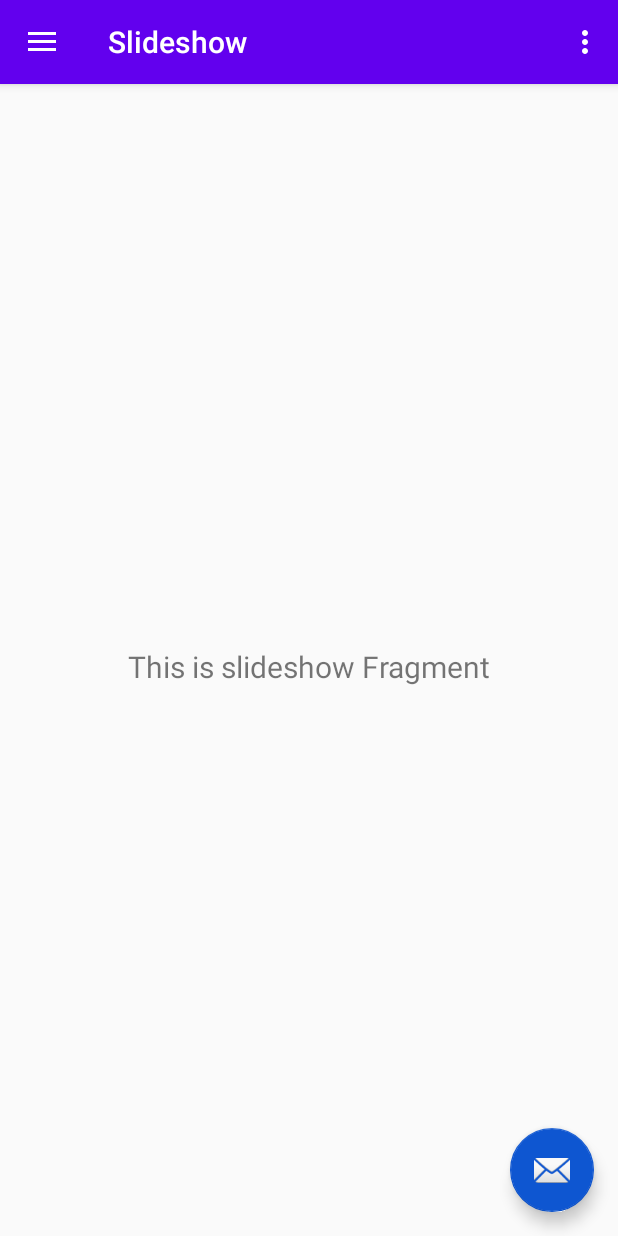
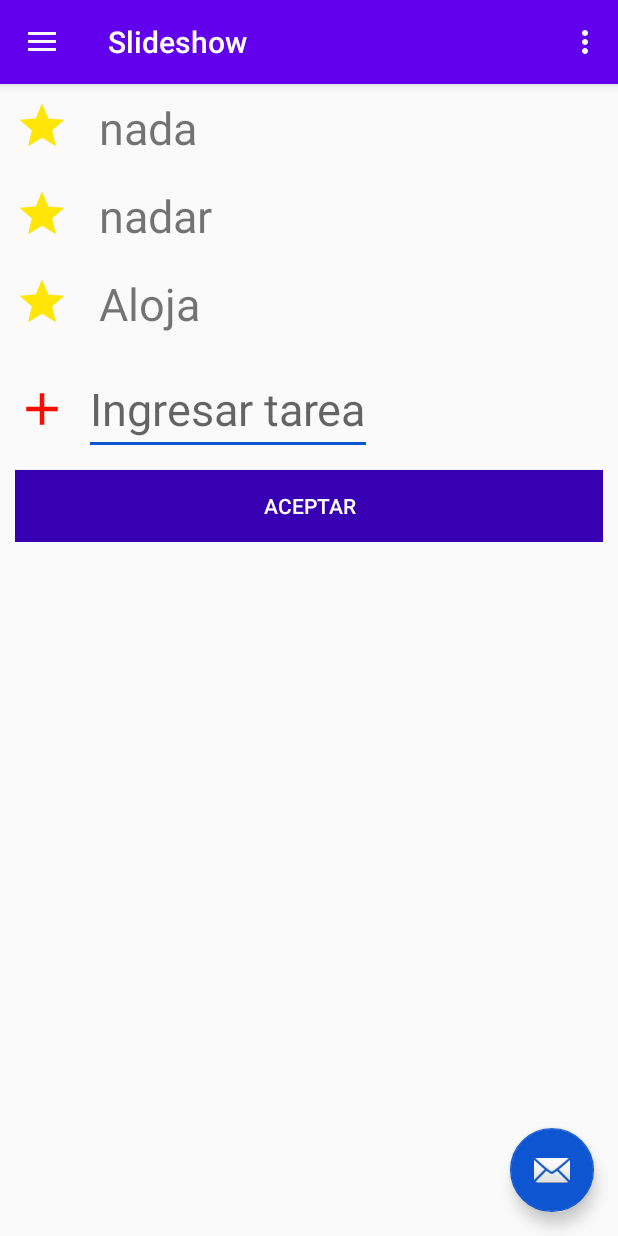
Before and after one commit to dddDestruction/Agenda, an Android app: the screen it shows after launch (MainActivity), in the side drawer, after a tap on "Slideshow", on a phone screen of 412 x 824 dp. Run offline under Robolectric (Android 15) with nearby library versions, the phone set to English and light mode, and no system bars; our stand-ins replace Picasso, Room's generated code, navigation-ui; pictures from the network do not load.

Commit message:
segundo fragmento con recycler funcionando

```diff
--- a/app/src/main/java/cl/apicolm/myapplication/ui/clima/ClimaFragment.kt
+++ b/app/src/main/java/cl/apicolm/myapplication/ui/clima/ClimaFragment.kt
@@ -1,5 +1,6 @@
 package cl.apicolm.myapplication.ui.clima
 
+import android.app.Activity
 import android.os.Bundle
 import android.util.Log
 import android.view.LayoutInflater
@@ -7,6 +8,8 @@ import android.view.View
 import android.view.ViewGroup
 import androidx.fragment.app.Fragment
 import androidx.lifecycle.Observer
+import androidx.navigation.Navigation
+import androidx.navigation.fragment.findNavController
 import androidx.recyclerview.widget.LinearLayoutManager
 import cl.apicolm.myapplication.R
 import cl.apicolm.myapplication.model.AgendaRepository
@@ -45,4 +48,11 @@ class ClimaFragment : Fragment() {
 
         return root
     }
+
+    override fun onAttach(activity: Activity) {
+        adapter.selectedItem.observe(this, Observer {
+            Navigation.findNavController(this.requireView()).navigate(R.id.action_nav_gallery_to_nav_slideshow)
+        })
+        super.onAttach(activity)
+    }
 }
--- /dev/null
+++ b/app/src/main/java/cl/apicolm/myapplication/ui/tareas/TareasAdapter.kt
@@ -0,0 +1,74 @@
+package cl.apicolm.myapplication.ui.tareas
+
+import android.view.LayoutInflater
+import android.view.View
+import android.view.ViewGroup
+import androidx.lifecycle.MutableLiveData
+import androidx.recyclerview.widget.RecyclerView
+import cl.apicolm.myapplication.R
+import cl.apicolm.myapplication.model.entidades.TareaEntidad
+import kotlinx.android.synthetic.main.item_tarea.view.*
+import kotlinx.android.synthetic.main.item_tarea_formulario.view.*
+
+class TareasAdapter(private var lista: List<TareaEntidad>) : RecyclerView.Adapter<RecyclerView.ViewHolder>() {
+
+    var selectedItem = MutableLiveData<String>()
+
+    val TAREA = 1
+    val EDITABLE = 2
+
+    class TareaHolder(itemView: View) : RecyclerView.ViewHolder(itemView) {
+        val texto = itemView.textoTarea
+    }
+
+    class FormularioHolder(itemView: View) : RecyclerView.ViewHolder(itemView) {
+        val editable = itemView.editTextoTarea
+        val botonIngresar = itemView.botonIngresar
+    }
+
+    override fun onCreateViewHolder(parent: ViewGroup, viewType: Int): RecyclerView.ViewHolder {
+        when (viewType){
+            1 -> {
+                val view = LayoutInflater.from(parent.context)
+                    .inflate(R.layout.item_tarea, parent, false)
+                return TareaHolder(view)
+            }
+            else -> {
+                val view = LayoutInflater.from(parent.context)
+                    .inflate(R.layout.item_tarea_formulario, parent, false)
+                return FormularioHolder(view)
+            }
+        }
+    }
+
+    override fun getItemViewType(position: Int): Int {
+        if (position == lista.size){
+            return EDITABLE
+        }
+        return TAREA
+    }
+
+    override fun getItemCount(): Int {
+        return lista.size + 1
+    }
+
+    override fun onBindViewHolder(holder: RecyclerView.ViewHolder, position: Int) {
+        when(holder){
+            is TareaHolder -> {
+                holder.texto.text = lista.get(position).descripcion
+            }
+            is FormularioHolder ->{
+                holder.botonIngresar.setOnClickListener{
+                    if(!holder.editable.text.toString().equals("")){
+                        selectedItem.value = holder.editable.text.toString()
+                    }
+                }
+            }
+        }
+    }
+
+    fun update(list:List<TareaEntidad>){
+        lista = list
+        notifyDataSetChanged()
+    }
+}
--- a/app/src/main/java/cl/apicolm/myapplication/ui/tareas/TareasFragment.kt
+++ b/app/src/main/java/cl/apicolm/myapplication/ui/tareas/TareasFragment.kt
@@ -8,24 +8,36 @@ import android.widget.TextView
 import androidx.fragment.app.Fragment
 import androidx.lifecycle.Observer
 import androidx.lifecycle.ViewModelProviders
+import androidx.recyclerview.widget.LinearLayoutManager
 import cl.apicolm.myapplication.R
+import cl.apicolm.myapplication.model.entidades.TareaEntidad
+import kotlinx.android.synthetic.main.fragment_clima.view.*
+import kotlinx.android.synthetic.main.fragment_tareas.view.*
 
 class TareasFragment : Fragment() {
 
-    private lateinit var slideshowViewModel: TareasViewModel
+    private lateinit var tareasViewModel: TareasViewModel
+    val adapter = TareasAdapter(listOf<TareaEntidad>(
+        TareaEntidad(1, "nada", "aadad"),
+        TareaEntidad(1, "nadar", "aadad"),
+        TareaEntidad(1, "Aloja", "aadad")
+    ))
 
     override fun onCreateView(
             inflater: LayoutInflater,
             container: ViewGroup?,
             savedInstanceState: Bundle?
     ): View? {
-        slideshowViewModel =
+        tareasViewModel =
                 ViewModelProviders.of(this).get(TareasViewModel::class.java)
         val root = inflater.inflate(R.layout.fragment_tareas, container, false)
-        val textView: TextView = root.findViewById(R.id.text_slideshow)
-        slideshowViewModel.text.observe(viewLifecycleOwner, Observer {
-            textView.text = it
-        })
+        initRecycler(root)
         return root
     }
+
+    fun initRecycler(root:View){
+        val recyclerView = root.recyclerTarea
+        recyclerView.adapter = adapter
+        recyclerView.layoutManager = LinearLayoutManager(requireContext())
+    }
 }
--- /dev/null
+++ b/app/src/main/res/drawable/ic_add_36dp.xml
@@ -0,0 +1,5 @@
+<vector android:height="36dp" android:tint="#FF0A00"
+    android:viewportHeight="24.0" android:viewportWidth="24.0"
+    android:width="36dp" xmlns:android="http://schemas.android.com/apk/res/android">
+    <path android:fillColor="#FF000000" android:pathData="M19,13h-6v6h-2v-6H5v-2h6V5h2v6h6v2z"/>
+</vector>
--- /dev/null
+++ b/app/src/main/res/drawable/ic_star_36dp.xml
@@ -0,0 +1,5 @@
+<vector android:height="36dp" android:tint="#FFE508"
+    android:viewportHeight="24.0" android:viewportWidth="24.0"
+    android:width="36dp" xmlns:android="http://schemas.android.com/apk/res/android">
+    <path android:fillColor="#FF000000" android:pathData="M12,17.27L18.18,21l-1.64,-7.03L22,9.24l-7.19,-0.61L12,2 9.19,8.63 2,9.24l5.46,4.73L5.82,21z"/>
+</vector>
--- a/app/src/main/res/layout/fragment_tareas.xml
+++ b/app/src/main/res/layout/fragment_tareas.xml
@@ -6,15 +6,11 @@
     android:layout_height="match_parent"
     tools:context=".ui.tareas.TareasFragment">
 
-    <TextView
-        android:id="@+id/text_slideshow"
+
+    <androidx.recyclerview.widget.RecyclerView
+        android:id="@+id/recyclerTarea"
         android:layout_width="match_parent"
-        android:layout_height="wrap_content"
-        android:layout_marginStart="8dp"
-        android:layout_marginTop="8dp"
-        android:layout_marginEnd="8dp"
-        android:textAlignment="center"
-        android:textSize="20sp"
+        android:layout_height="match_parent"
         app:layout_constraintBottom_toBottomOf="parent"
         app:layout_constraintEnd_toEndOf="parent"
         app:layout_constraintStart_toStartOf="parent"
--- /dev/null
+++ b/app/src/main/res/layout/item_tarea.xml
@@ -0,0 +1,28 @@
+<?xml version="1.0" encoding="utf-8"?>
+<androidx.constraintlayout.widget.ConstraintLayout
+    xmlns:android="http://schemas.android.com/apk/res/android"
+    xmlns:app="http://schemas.android.com/apk/res-auto"
+    xmlns:tools="http://schemas.android.com/tools"
+    android:layout_margin="@dimen/dim_10"
+    android:layout_width="match_parent"
+    android:layout_height="wrap_content">
+
+    <ImageView
+        android:id="@+id/imagen"
+        android:layout_width="wrap_content"
+        android:layout_height="wrap_content"
+        app:layout_constraintStart_toStartOf="parent"
+        app:layout_constraintTop_toTopOf="parent"
+        app:srcCompat="@drawable/ic_star_36dp" />
+
+    <TextView
+        android:id="@+id/textoTarea"
+        android:layout_width="wrap_content"
+        android:layout_height="wrap_content"
+        android:layout_marginStart="@dimen/dim_20"
+        android:text="TextView"
+        android:textSize="@dimen/letra_30sp"
+        app:layout_constraintBottom_toBottomOf="@+id/imagen"
+        app:layout_constraintStart_toEndOf="@+id/imagen"
+        app:layout_constraintTop_toTopOf="@+id/imagen" />
+</androidx.constraintlayout.widget.ConstraintLayout>
--- /dev/null
+++ b/app/src/main/res/layout/item_tarea_formulario.xml
@@ -0,0 +1,39 @@
+<?xml version="1.0" encoding="utf-8"?>
+<androidx.constraintlayout.widget.ConstraintLayout xmlns:android="http://schemas.android.com/apk/res/android"
+    xmlns:tools="http://schemas.android.com/tools"
+    android:layout_width="match_parent"
+    android:layout_height="wrap_content"
+    android:layout_margin="@dimen/dim_10"
+    xmlns:app="http://schemas.android.com/apk/res-auto">
+
+
+    <ImageView
+        android:id="@+id/editImagen"
+        android:layout_width="wrap_content"
+        android:layout_height="wrap_content"
+        app:layout_constraintBottom_toBottomOf="@+id/editTextoTarea"
+        app:layout_constraintStart_toStartOf="parent"
+        app:layout_constraintTop_toTopOf="parent"
+        app:srcCompat="@drawable/ic_add_36dp" />
+
+    <EditText
+        android:id="@+id/editTextoTarea"
+        android:layout_width="wrap_content"
+        android:layout_height="wrap_content"
+        android:layout_marginStart="@dimen/dim_10"
+        android:hint="@string/ingresar_tarea"
+        android:textSize="@dimen/letra_30sp"
+        app:layout_constraintStart_toEndOf="@+id/editImagen"
+        app:layout_constraintTop_toTopOf="parent" />
+
+    <Button
+        android:id="@+id/botonIngresar"
+        android:layout_width="match_parent"
+        android:layout_height="wrap_content"
+        android:layout_marginTop="@dimen/dim_10"
+        android:background="@color/colorPrimaryDark"
+        android:text="@string/aceptar"
+        android:textColor="@color/colorWhite"
+        app:layout_constraintStart_toStartOf="parent"
+        app:layout_constraintTop_toBottomOf="@+id/editTextoTarea" />
+</androidx.constraintlayout.widget.ConstraintLayout>
--- a/app/src/main/res/navigation/mobile_navigation.xml
+++ b/app/src/main/res/navigation/mobile_navigation.xml
@@ -33,7 +33,12 @@
         android:id="@+id/nav_gallery"
         android:name="cl.apicolm.myapplication.ui.clima.ClimaFragment"
         android:label="@string/menu_gallery"
-        tools:layout="@layout/fragment_clima" />
+        tools:layout="@layout/fragment_clima" >
+        <action
+            android:id="@+id/action_nav_gallery_to_nav_slideshow"
+            app:destination="@id/nav_slideshow"
+            app:launchSingleTop="false" />
+    </fragment>
 
     <fragment
         android:id="@+id/nav_slideshow"
--- a/app/src/main/res/values/strings.xml
+++ b/app/src/main/res/values/strings.xml
@@ -13,4 +13,6 @@
 
     <string name="home_second">Home Second</string>
     <string name="unidad_temp">°C</string>
+    <string name="ingresar_tarea">Ingresar tarea</string>
+    <string name="aceptar">Aceptar</string>
 </resources>
```
